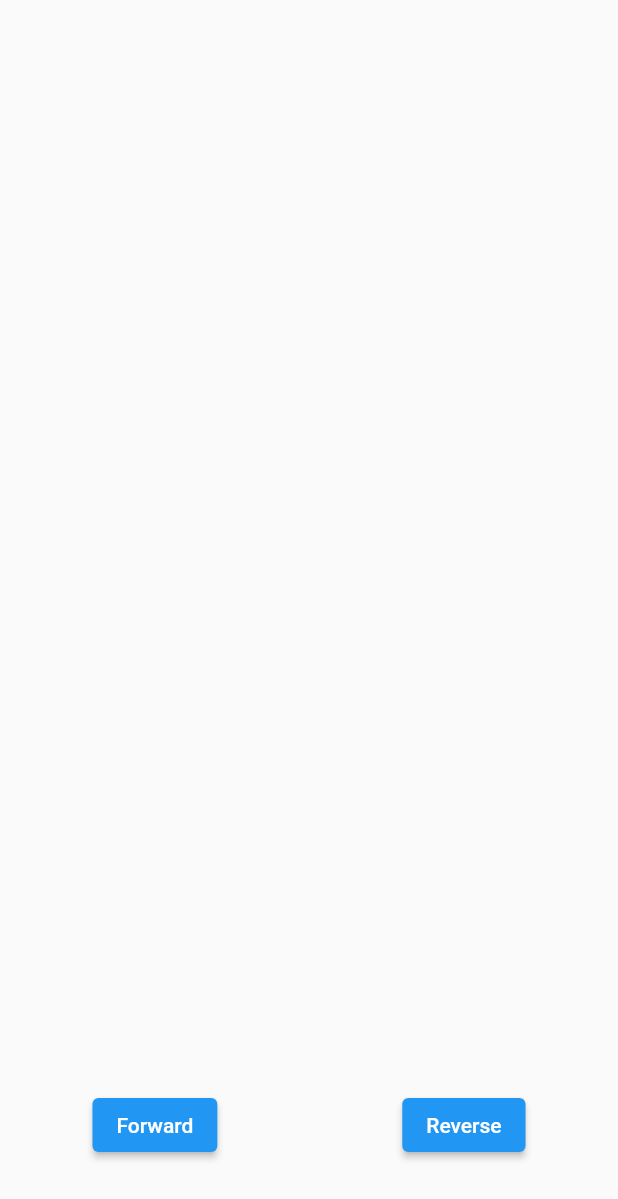
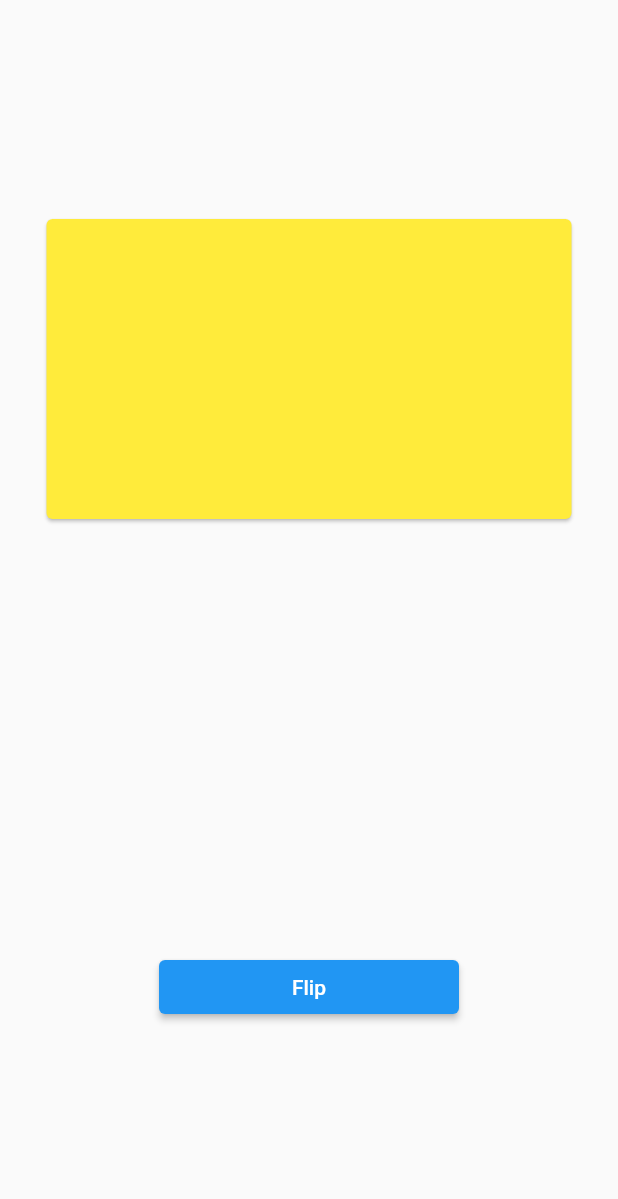
Before and after one commit to vinay-elred/black-hole-animation, a Flutter app: the screen it shows after launch, on a phone screen of 412 x 824 dp. Shown: the top 1199 px of the screen. Run offline on Flutter 3.47's test engine with Material 2 defaults, Android fonts, the phone set to English and light mode, and no system bars.

Commit message:
flip card

```diff
--- a/lib/black_hole_animation.dart
+++ b/lib/black_hole_animation.dart
@@ -93,19 +93,25 @@ class _BlackHoleAnimationState extends State<BlackHoleAnimation>
       mainAxisAlignment: MainAxisAlignment.spaceAround,
       children: [
         ElevatedButton(
-          onPressed: () async {
+          onPressed: !cardController.isCompleted
+              ? () async {
                   holeController.forward();
                   await cardController.forward();
                   holeController.reverse();
-          },
+                  setState(() {});
+                }
+              : null,
           child: const Text('Forward'),
         ),
         ElevatedButton(
-          onPressed: () async {
+          onPressed: cardController.isCompleted
+              ? () async {
                   holeController.forward();
                   await cardController.reverse();
                   holeController.reverse();
-          },
+                  setState(() {});
+                }
+              : null,
           child: const Text('Reverse'),
         ),
       ],
@@ -173,6 +179,7 @@ class _BlackHoleAnimationState extends State<BlackHoleAnimation>
   @override
   void dispose() {
     cardController.dispose();
+    holeController.dispose();
     super.dispose();
   }
 }
--- /dev/null
+++ b/lib/flip_card.dart
@@ -0,0 +1,88 @@
+import 'dart:math';
+
+import 'package:flutter/material.dart';
+
+class FlipCard extends StatefulWidget {
+  const FlipCard({super.key});
+
+  @override
+  State<FlipCard> createState() => _FlipCardState();
+}
+
+class _FlipCardState extends State<FlipCard>
+    with SingleTickerProviderStateMixin {
+  late AnimationController flipController;
+  late Animation<double> flipAnimation;
+  double anglePlus = 0;
+  bool isFront = true;
+
+  @override
+  void initState() {
+    super.initState();
+    flipController = AnimationController(
+      vsync: this,
+      duration: const Duration(milliseconds: 800),
+    );
+    flipAnimation = Tween<double>(begin: 0, end: 1).animate(
+      CurvedAnimation(parent: flipController, curve: Curves.ease),
+    );
+  }
+
+  bool isFrontCard(double angle) {
+    const d90 = pi / 2;
+    const d270 = 3 * pi / 2;
+    return (angle <= d90 || angle >= d270);
+  }
+
+  @override
+  Widget build(BuildContext context) {
+    return Column(
+      mainAxisAlignment: MainAxisAlignment.spaceAround,
+      children: [
+        AnimatedBuilder(
+          animation: flipAnimation,
+          builder: (context, child) {
+            double angle = pi * flipAnimation.value;
+            if (isFront) angle += anglePlus;
+            return Transform(
+              transform: Matrix4.identity()
+                ..setEntry(3, 2, 0.001)
+                ..rotateY(angle),
+              alignment: Alignment.center,
+              child:
+                  isFrontCard(angle) ? card(Colors.yellow) : card(Colors.blue),
+            );
+          },
+        ),
+        SizedBox(
+          width: 200,
+          child: ElevatedButton(
+            onPressed: () async {
+              if (flipController.isAnimating) return;
+              isFront = !isFront;
+              await flipController.forward(from: 0);
+              anglePlus = pi;
+            },
+            child: const Text("Flip"),
+          ),
+        ),
+      ],
+    );
+  }
+
+  Card card(Color color) {
+    return Card(
+      color: color,
+      child: const SizedBox(
+        height: 200,
+        width: 350,
+      ),
+    );
+  }
+
+  @override
+  void dispose() {
+    flipController.dispose();
+    super.dispose();
+  }
+}
--- a/lib/main.dart
+++ b/lib/main.dart
@@ -1,4 +1,5 @@
 import 'package:complex_animation/black_hole_animation.dart';
+import 'package:complex_animation/flip_card.dart';
 import 'package:flutter/material.dart';
 
 void main() {
@@ -13,7 +14,7 @@ class MainApp extends StatelessWidget {
     return const MaterialApp(
       home: Scaffold(
         body: Center(
-          child: BlackHoleAnimation(),
+          child: FlipCard(),
         ),
       ),
     );
```
Lines whose indentation alone changed are shown as unchanged.
